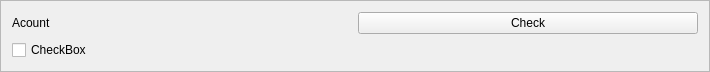
Old version of the form src/views/account/account.ui in the repository RyotaUnzai/candybox.
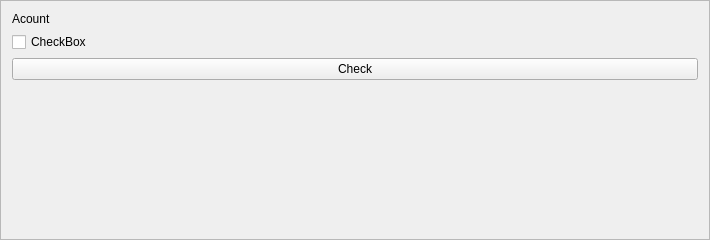
New version of the form.

Patch:
```diff
--- a/src/views/account/account.ui
+++ b/src/views/account/account.ui
@@ -7,7 +7,7 @@
     <x>0</x>
     <y>0</y>
     <width>710</width>
-    <height>65</height>
+    <height>240</height>
    </rect>
   </property>
   <property name="windowTitle">
@@ -20,13 +20,6 @@
    <enum>QFrame::Raised</enum>
   </property>
   <layout class="QGridLayout" name="gridLayout">
-   <item row="0" column="1">
-    <widget class="QPushButton" name="PB_qss">
-     <property name="text">
-      <string>Check</string>
-     </property>
-    </widget>
-   </item>
    <item row="0" column="0">
     <widget class="QLabel" name="L_qss">
      <property name="text">
@@ -41,6 +34,26 @@
      </property>
     </widget>
    </item>
+   <item row="3" column="0">
+    <spacer name="verticalSpacer">
+     <property name="orientation">
+      <enum>Qt::Vertical</enum>
+     </property>
+     <property name="sizeHint" stdset="0">
+      <size>
+       <width>20</width>
+       <height>40</height>
+      </size>
+     </property>
+    </spacer>
+   </item>
+   <item row="2" column="0">
+    <widget class="QPushButton" name="PB_qss">
+     <property name="text">
+      <string>Check</string>
+     </property>
+    </widget>
+   </item>
   </layout>
  </widget>
  <resources/>
```
Left out of the diff: 4 changed lines with no effect on the pictures.
